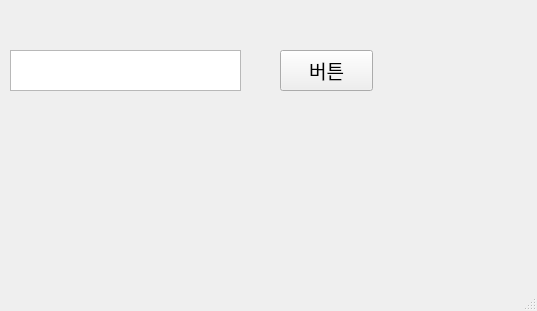
The window that Code_History/main_windows.ui (eddie0329/Kiwoom_OpenAPI) describes before a commit, drawn with Qt 5.
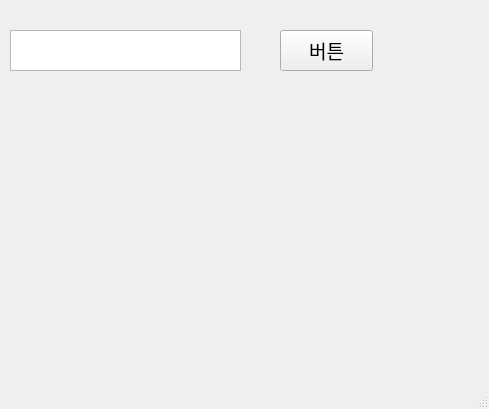
The same window after the commit.

Commit message: viewController revised but no need to supervised

Patch:
```diff
--- a/Code_History/main_windows.ui
+++ b/Code_History/main_windows.ui
@@ -6,8 +6,8 @@
    <rect>
     <x>0</x>
     <y>0</y>
-    <width>537</width>
-    <height>311</height>
+    <width>489</width>
+    <height>409</height>
    </rect>
   </property>
   <property name="windowTitle">
@@ -18,7 +18,7 @@
     <property name="geometry">
      <rect>
       <x>280</x>
-      <y>50</y>
+      <y>30</y>
       <width>93</width>
       <height>41</height>
      </rect>
@@ -37,7 +37,7 @@
     <property name="geometry">
      <rect>
       <x>10</x>
-      <y>50</y>
+      <y>30</y>
       <width>231</width>
       <height>41</height>
      </rect>
```
Left out of the diff: 6 changed lines with no effect on the pictures.
